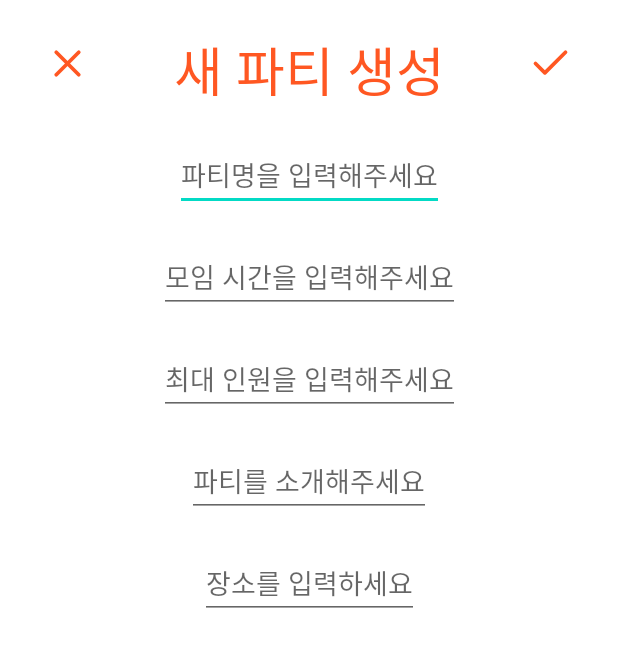
After one commit to suhwankim03/madcamp_week2, an Android app: the AddRoomActivity screen opened directly, with no data from a screen before it, on a phone screen of 412 x 824 dp. The commit adds this screen. Shown: the top 647 px of the screen. Run offline under Robolectric (Android 15) with nearby library versions, the phone set to English and light mode, and no system bars; libraries missing offline, so code that uses them is left out: com.kakao.sdk.

Commit message:
AddRoomActivity 초안 생성 및 버튼 연결 (DB에 Post)
AddRoomActivity 초안 생성 및 버튼 연결 (DB에 Post)

```diff
--- a/app/src/main/AndroidManifest.xml
+++ b/app/src/main/AndroidManifest.xml
@@ -18,9 +18,13 @@
         android:theme="@style/Theme.FindFriend"
         android:usesCleartextTraffic="true"
         tools:targetApi="31">
+        <activity
+            android:name=".AddRoomActivity"
+            android:exported="false" />
+
         <service
             android:name=".ui.MyRoom.RoomService"
-            android:exported="false"></service>
+            android:exported="false" />
 
         <activity
             android:name=".CreateAccountActivity"
--- /dev/null
+++ b/app/src/main/java/com/example/findfriend/AddRoomActivity.kt
@@ -0,0 +1,77 @@
+package com.example.findfriend
+
+import android.content.Intent
+import androidx.appcompat.app.AppCompatActivity
+import android.os.Bundle
+import android.util.Log
+import android.widget.Toast
+import androidx.core.content.ContentProviderCompat.requireContext
+import com.example.findfriend.databinding.ActivityAddRoomBinding
+import com.example.findfriend.ui.RoomService
+import com.example.findfriend.ui.SignupService
+import com.example.findfriend.ui.addRoom
+import com.example.findfriend.ui.addRoomResponse
+import com.google.gson.annotations.SerializedName
+import retrofit2.Call
+import retrofit2.Callback
+import retrofit2.Response
+import retrofit2.Retrofit
+import retrofit2.converter.gson.GsonConverterFactory
+
+class AddRoomActivity : AppCompatActivity() {
+
+    private lateinit var binding: ActivityAddRoomBinding
+    private lateinit var retrofit: Retrofit
+    private lateinit var roomService:RoomService
+    override fun onCreate(savedInstanceState: Bundle?) {
+        super.onCreate(savedInstanceState)
+        binding = ActivityAddRoomBinding.inflate(layoutInflater)
+        setContentView(binding.root)
+
+        retrofit = Retrofit.Builder()
+            .baseUrl("http://143.248.199.213:5000")
+            .addConverterFactory(GsonConverterFactory.create())
+            .build()
+
+        roomService = retrofit.create(RoomService::class.java)
+
+        val roomName = binding.writeRoomName
+        val roomDetail = binding.writeRoomDetail
+        val limitTime = binding.writeLimitTime
+        val location= binding.writeLocation
+        val maxNum= binding.writeMaxNumber
+        val current_people:Int = 0
+        val myID = GlobalApplication.prefs.getString("email","email 검색 오류")
+        val completeButton =binding.completeButton
+
+        completeButton.setOnClickListener {
+            //작성 내용 null일 경우 오류나는 거 코드 추가 구현해줘야 함
+            val newRoom = addRoom(roomName = roomName.toString(), roomDetail = roomDetail.toString(),
+                limTime = limitTime.toString().toInt(), location = location.toString(),
+                maxPeople = maxNum.toString().toInt(), minPeople = current_people, owner = myID)
+                roomService.requestAddRoom(newRoom).enqueue(object: Callback<addRoomResponse> {
+                override fun onResponse(
+                    call: Call<addRoomResponse>,
+                    response: Response<addRoomResponse>
+                ) {
+                    val successValue = response.body()
+                    if (successValue != null) {
+                        val issuc = successValue.success
+                        if (issuc) {
+                            Toast.makeText(this@AddRoomActivity, "방 생성!", Toast.LENGTH_SHORT).show()
+                            val intent = Intent(this@AddRoomActivity, MainActivity::class.java)
+                            startActivity(intent)
+                        } else {
+                            Toast.makeText(this@AddRoomActivity, "방 생성 실패!", Toast.LENGTH_SHORT).show()
+                        }
+                    }
+
+                }
+
+                override fun onFailure(call: Call<addRoomResponse>, t: Throwable) {
+                    Log.e("API Request", "Error: ${t.message}")
+                }
+            })
+        }
+    }
+}
--- a/app/src/main/java/com/example/findfriend/ui/MyRoom/MyRoomFragment.kt
+++ b/app/src/main/java/com/example/findfriend/ui/MyRoom/MyRoomFragment.kt
@@ -35,7 +35,6 @@ class MyRoomFragment : Fragment() {
     private lateinit var myRoomAdapter: MyRoomAdapter
     private lateinit var myRoomRecyclerView: RecyclerView
     private lateinit var myRoomViewModel : MyRoomViewModel
-    private lateinit var addbutton : Button
 
     private val binding get() = _binding!!
 
@@ -63,7 +62,7 @@ class MyRoomFragment : Fragment() {
 
         Log.d("tag","룸서비스(62행) 실행 완료")
         binding.swipeLayout.setOnRefreshListener {
-            val id = prefs.getString("email","email 검색 오류") // 이거 나중에 사용자 아이디를 받아와야 함.
+            val id = prefs.getString("email","email 검색 오류")
             roomService.getRoom2(id).enqueue(object : Callback<List<MyRoomDataModel>> {
                 override fun onResponse(
                     call: Call<List<MyRoomDataModel>>,
--- /dev/null
+++ b/app/src/main/res/drawable/check.xml
@@ -0,0 +1,13 @@
+<vector xmlns:android="http://schemas.android.com/apk/res/android"
+    android:width="24dp"
+    android:height="24dp"
+    android:viewportWidth="24"
+    android:viewportHeight="24">
+  <path
+      android:pathData="M20,6l-11,11l-5,-5"
+      android:strokeLineJoin="round"
+      android:strokeWidth="2"
+      android:fillColor="#00000000"
+      android:strokeColor="@color/carrot"
+      android:strokeLineCap="round"/>
+</vector>
--- /dev/null
+++ b/app/src/main/res/drawable/x.xml
@@ -0,0 +1,20 @@
+<vector xmlns:android="http://schemas.android.com/apk/res/android"
+    android:width="24dp"
+    android:height="24dp"
+    android:viewportWidth="24"
+    android:viewportHeight="24">
+  <path
+      android:pathData="M18,6L6,18"
+      android:strokeLineJoin="round"
+      android:strokeWidth="2"
+      android:fillColor="#00000000"
+      android:strokeColor="@color/carrot"
+      android:strokeLineCap="round"/>
+  <path
+      android:pathData="M6,6L18,18"
+      android:strokeLineJoin="round"
+      android:strokeWidth="2"
+      android:fillColor="#00000000"
+      android:strokeColor="@color/carrot"
+      android:strokeLineCap="round"/>
+</vector>
--- /dev/null
+++ b/app/src/main/res/layout/activity_add_room.xml
@@ -0,0 +1,93 @@
+<?xml version="1.0" encoding="utf-8"?>
+<androidx.constraintlayout.widget.ConstraintLayout xmlns:android="http://schemas.android.com/apk/res/android"
+    xmlns:app="http://schemas.android.com/apk/res-auto"
+    xmlns:tools="http://schemas.android.com/tools"
+    android:layout_width="match_parent"
+    android:layout_height="match_parent"
+    tools:context=".AddRoomActivity">
+
+
+    <ImageButton
+        android:id="@+id/backButton"
+        android:layout_width="30dp"
+        android:layout_height="30dp"
+        android:background="@drawable/x"
+        app:layout_constraintLeft_toLeftOf="parent"
+        app:layout_constraintTop_toTopOf="parent"
+        android:layout_marginLeft="30dp"
+        android:layout_marginTop="27dp"/>
+
+    <TextView
+        android:id="@+id/Header"
+        android:layout_width="wrap_content"
+        android:layout_height="wrap_content"
+        android:text="새 파티 생성"
+        android:textSize="35dp"
+        android:textColor="@color/carrot"
+        android:fontFamily="@font/sejong_hospital_bold"
+        app:layout_constraintLeft_toLeftOf="parent"
+        app:layout_constraintRight_toRightOf="parent"
+        app:layout_constraintTop_toTopOf="parent"
+        android:layout_marginTop="20dp"/>
+
+    <ImageButton
+        android:id="@+id/completeButton"
+        android:layout_width="30dp"
+        android:layout_height="30dp"
+        android:background="@drawable/check"
+        app:layout_constraintRight_toRightOf="parent"
+        app:layout_constraintTop_toTopOf="parent"
+        android:layout_marginRight="30dp"
+        android:layout_marginTop="27dp"/>
+
+    <EditText
+        android:id="@+id/writeRoomName"
+        android:layout_width="wrap_content"
+        android:layout_height="wrap_content"
+        android:layout_marginTop="20dp"
+        android:hint="파티명을 입력해주세요"
+        app:layout_constraintTop_toBottomOf="@id/Header"
+        app:layout_constraintRight_toRightOf="parent"
+        app:layout_constraintLeft_toLeftOf="parent"/>
+
+    <EditText
+        android:id="@+id/writeLimitTime"
+        android:layout_width="wrap_content"
+        android:layout_height="wrap_content"
+        android:layout_marginTop="20dp"
+        android:hint="모임 시간을 입력해주세요"
+        app:layout_constraintTop_toBottomOf="@id/writeRoomName"
+        app:layout_constraintRight_toRightOf="parent"
+        app:layout_constraintLeft_toLeftOf="parent"/>
+
+    <EditText
+        android:id="@+id/writeMaxNumber"
+        android:layout_width="wrap_content"
+        android:layout_height="wrap_content"
+        android:layout_marginTop="20dp"
+        android:hint="최대 인원을 입력해주세요"
+        app:layout_constraintTop_toBottomOf="@id/writeLimitTime"
+        app:layout_constraintRight_toRightOf="parent"
+        app:layout_constraintLeft_toLeftOf="parent"/>
+
+    <EditText
+        android:id="@+id/writeRoomDetail"
+        android:layout_width="wrap_content"
+        android:layout_height="wrap_content"
+        android:layout_marginTop="20dp"
+        android:hint="파티를 소개해주세요"
+        app:layout_constraintTop_toBottomOf="@id/writeMaxNumber"
+        app:layout_constraintRight_toRightOf="parent"
+        app:layout_constraintLeft_toLeftOf="parent"/>
+
+    <EditText
+        android:id="@+id/writeLocation"
+        android:layout_width="wrap_content"
+        android:layout_height="wrap_content"
+        android:layout_marginTop="20dp"
+        android:hint="장소를 입력하세요"
+        app:layout_constraintTop_toBottomOf="@id/writeRoomDetail"
+        app:layout_constraintRight_toRightOf="parent"
+        app:layout_constraintLeft_toLeftOf="parent"/>
+
+</androidx.constraintlayout.widget.ConstraintLayout>
```
Also changed, not shown: app/src/main/java/com/example/findfriend/ui/FindRoom/FindRoomFragment.kt (+10 -2 lines), app/src/main/res/drawable/plus.xml (added, +20 -0 lines), app/src/main/res/layout/fragment_findroom.xml (+4 -4 lines), app/src/main/res/layout/fragment_myroom.xml (+4 -17 lines).
